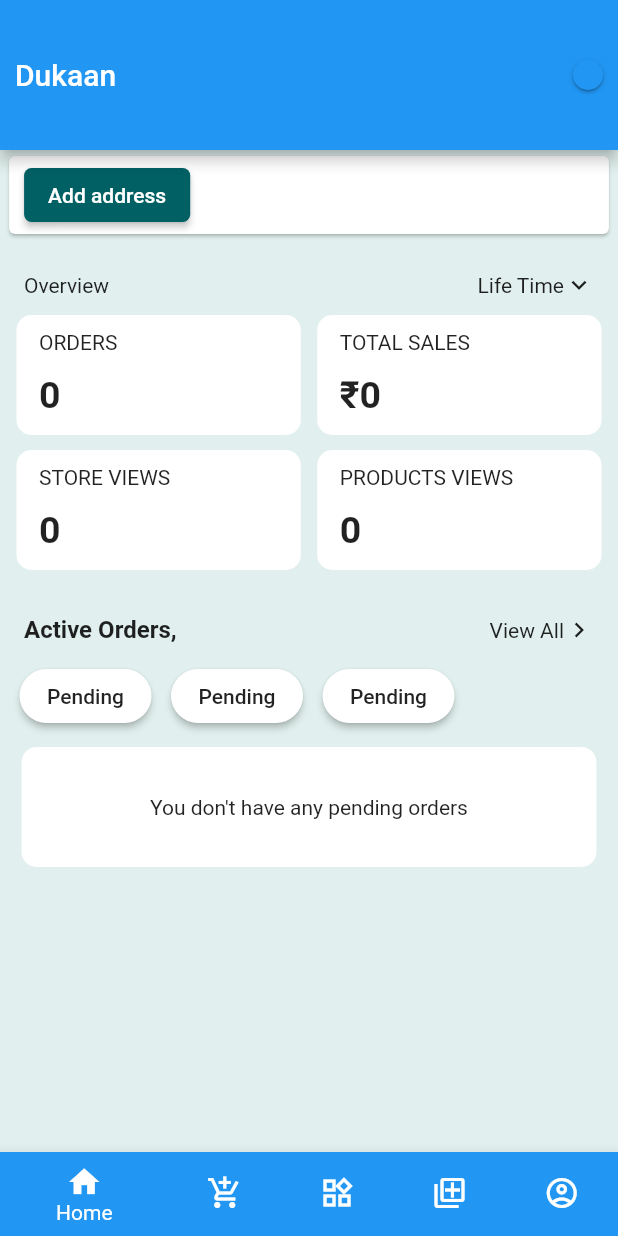
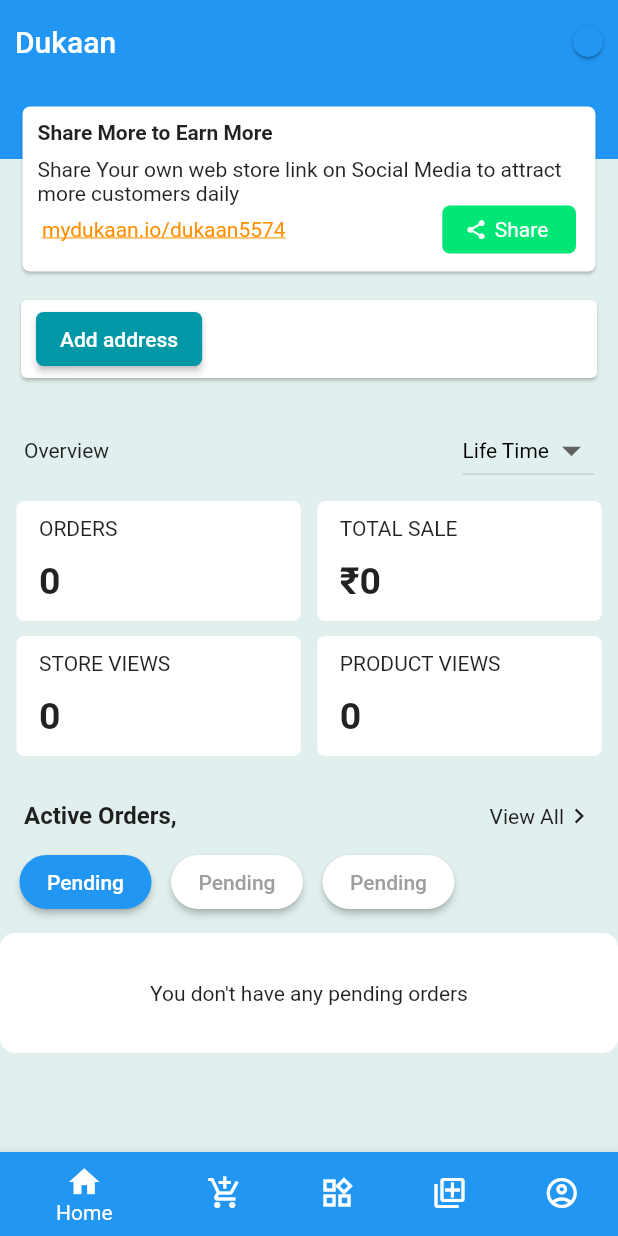
Before and after one commit to SURAJSPS/seller, a Flutter app: the screen it shows after launch, on a phone screen of 412 x 824 dp. Run offline on Flutter 3.47's test engine with Material 2 defaults, Android fonts, the phone set to English and light mode, and no system bars; our stand-ins replace qr_flutter, shimmer, webview_flutter.

Commit message:
initial commit

```diff
--- /dev/null
+++ b/lib/bottom_pages/widget/drop.dart
@@ -0,0 +1,40 @@
+import 'package:flutter/material.dart';
+
+class Drop extends StatefulWidget {
+  @override
+  _DropState createState() => _DropState();
+}
+
+class _DropState extends State<Drop> {
+  String _dropDownValue ='Life Time';
+
+  @override
+  Widget build(BuildContext context) {
+    return DropdownButton(
+      hint: _dropDownValue == null
+          ? Text('Dropdown')
+          : Text(
+        _dropDownValue,
+        style: TextStyle(color: Colors.black),
+      ),
+      isExpanded: false,
+      iconSize: 30.0,
+      style: TextStyle(color: Colors.black),elevation: 20,
+      items: ['Life Time','One', 'Two', 'Three'].map(
+            (val) {
+          return DropdownMenuItem<String>(
+            value: val,
+            child: Text(val),
+          );
+        },
+      ).toList(),
+      onChanged: (val) {
+        setState(
+              () {
+            _dropDownValue = val;
+          },
+        );
+      },
+    );
+  }
+}
--- /dev/null
+++ b/lib/bottom_pages/widget/overview_card_home_page.dart
@@ -0,0 +1,42 @@
+import 'package:flutter/material.dart';
+
+class OverViewCardHome extends StatelessWidget {
+  final String title;
+  final String amount;
+
+  OverViewCardHome(this.title,this.amount);
+
+  @override
+  Widget build(BuildContext context) {
+    return SizedBox(
+      height: 80,
+      child: Container(
+        decoration: BoxDecoration(
+          borderRadius: BorderRadius.circular(5),
+          color: Colors.white,
+        ),
+        height: 20,
+        width: MediaQuery.of(context).size.width * .46,
+        child: Column(
+          crossAxisAlignment: CrossAxisAlignment.start,
+          children: [
+            Padding(
+              padding: const EdgeInsets.symmetric(
+                  horizontal: 15, vertical: 10),
+              child: Text(title),
+            ),
+            Padding(
+              padding: const EdgeInsets.symmetric(
+                  horizontal: 15, vertical: 3),
+              child: Text(
+                amount,
+                style: TextStyle(
+                    fontWeight: FontWeight.bold, fontSize: 25),
+              ),
+            ),
+          ],
+        ),
+      ),
+    );
+  }
+}
--- a/lib/tabs/account/account_page.dart
+++ b/lib/tabs/account/account_page.dart
@@ -302,7 +302,8 @@ class _BottomAccountPageState extends State<BottomAccountPage> {
                   'Sign Out',
                   style: TextStyle(fontSize: 14),
                 ),
-                onTap: () {
+                onTap: ()
+                {
                   showModalBottomSheet<void>(
                     context: context,
                     builder: (BuildContext context) {
@@ -621,7 +622,7 @@ class _BottomAccountPageState extends State<BottomAccountPage> {
                             children: [
                               Text(
                                 "Store made with ",
-                                style: TextStyle(color: Colors.white,fontWeight: FontWeight.w300),
+                                style: TextStyle(color: Colors.white,fontWeight: FontWeight.w300,fontSize: 10),
                               ),
                             ],
                           ),
--- a/lib/tabs/home/home_page.dart
+++ b/lib/tabs/home/home_page.dart
@@ -1,6 +1,8 @@
 import 'package:flutter/cupertino.dart';
 import 'package:flutter/material.dart';
 import 'package:flutter/widgets.dart';
+import 'package:new1/bottom_pages/widget/drop.dart';
+import 'package:new1/bottom_pages/widget/overview_card_home_page.dart';
 
 class BottomHomePage extends StatefulWidget {
   @override
@@ -9,6 +11,7 @@ class BottomHomePage extends StatefulWidget {
 
 class _BottomHomePageState extends State<BottomHomePage> {
   bool isActive = true;
+  int _hasBeenPressed1 = 0;
 
   @override
   Widget build(BuildContext context) {
@@ -16,7 +19,9 @@ class _BottomHomePageState extends State<BottomHomePage> {
       debugShowCheckedModeBanner: false,
       home: Scaffold(
         backgroundColor: Colors.teal.withOpacity(.1),
-        appBar: AppBar(actions: [
+        appBar: AppBar(
+          backgroundColor: isActive ? Colors.blue : Colors.red,
+          actions: [
             Switch(
               onChanged: (value) {
                 setState(() {
@@ -24,13 +29,16 @@ class _BottomHomePageState extends State<BottomHomePage> {
                 });
                 if (value == true) {
                   final snackBar = SnackBar(
-                  content: Row(mainAxisAlignment: MainAxisAlignment.center,
+                    content: Row(
+                      mainAxisAlignment: MainAxisAlignment.center,
                       children: [
                         Icon(
                           Icons.check_circle_outline_outlined,
                           color: Colors.green,
                         ),
-                      SizedBox(width: 5,),
+                        SizedBox(
+                          width: 5,
+                        ),
                         Text('Your store is online!'),
                       ],
                     ),
@@ -44,40 +52,145 @@ class _BottomHomePageState extends State<BottomHomePage> {
                     ),
                   );
                   Scaffold.of(context).showSnackBar(snackBar);
-              } else {
-                final snackBar = SnackBar(
-                  content: Row(mainAxisAlignment: MainAxisAlignment.center,
+                } else
+                  {
+                    showModalBottomSheet<void>(
+                      context: context,
+                      builder: (BuildContext context) {
+                        return Column(crossAxisAlignment: CrossAxisAlignment.start,
+                          children: <Widget>[
+                            Container(width:MediaQuery.of(context).size.width,color:Colors.black,
+                              child: Row(mainAxisAlignment: MainAxisAlignment.start,
                                 children: [
-                      Icon(
-                        Icons.check_circle_outline_outlined,
-                        color: Colors.green,
+                                  Text(
+                                    'Go online after',
+                                    style: TextStyle(
+                                        fontWeight: FontWeight.bold,
+                                        fontSize: 18),
                                   ),
-                      SizedBox(width: 5,),
-                      Text('Your store is offline!'),
+                                  SizedBox(
+                                    width: 100,
+                                  ),
+                                  IconButton(
+                                    icon: Icon(Icons.clear),
+                                    onPressed: () {
+                                      Navigator.of(context).pop();
+                                    },
+                                  ),
+                                  SizedBox(
+                                    height: 40,
+                                  )
                                 ],
                               ),
-                  duration: Duration(seconds: 2),
-                  behavior: SnackBarBehavior.floating,
-                  action: SnackBarAction(
-                    label: '',
-                    onPressed: () {
-                      // Some code to undo the change.
+                            ),
+                            Text('Are you want to sign out?'),
+                            Padding(
+                              padding: const EdgeInsets.all(8.0),
+                              child: CupertinoButton(
+                                color: Colors.red,
+                                child: Text('Sign Out'),
+                                onPressed: () => Navigator.pop(context),
+                              ),
+                            )
+                          ],
+                        );
                       },
-                  ),
                     );
-                Scaffold.of(context).showSnackBar(snackBar);
                 }
               },
               value: isActive,
             ),
           ],
           title: Text('Dukaan'),
-          toolbarHeight: 100,
+          elevation: 0,
           titleSpacing: 10,
         ),
         body: Column(
           children: [
+            Stack(
+              children: [
+                Container(
+                  height: 50,
+                  width: MediaQuery.of(context).size.width,
+                  color: isActive ? Colors.blue : Colors.red,
+                ),
+                Container(
+                  height: 140,
+                  width: MediaQuery.of(context).size.width,
+                  child: Card(
+                    shape: RoundedRectangleBorder(
+                        borderRadius: BorderRadius.circular(5)),
+                    margin: EdgeInsets.all(15),
+                    child: Padding(
+                      padding: const EdgeInsets.symmetric(
+                          horizontal: 10, vertical: 9),
+                      child: Column(
+                        crossAxisAlignment: CrossAxisAlignment.start,
+                        children: [
+                          Text(
+                            'Share More to Earn More',
+                            style: TextStyle(fontWeight: FontWeight.bold),
+                          ),
                           SizedBox(
+                            height: 9,
+                          ),
+                          Text(
+                              'Share Your own web store link on Social Media to attract more customers daily'),
+                          Padding(
+                            padding: const EdgeInsets.symmetric(horizontal: 3),
+                            child: Row(
+                              mainAxisAlignment: MainAxisAlignment.spaceBetween,
+                              children: [
+                                Text(
+                                  'mydukaan.io/dukaan5574',
+                                  style: TextStyle(
+                                      color: Colors.amber[800],
+                                      decoration: TextDecoration.underline),
+                                ),
+                                Container(
+                                  decoration: BoxDecoration(
+                                      borderRadius: BorderRadius.circular(5),
+                                      color: Colors.greenAccent[400]),
+                                  padding: EdgeInsets.symmetric(
+                                      horizontal: 15, vertical: 8),
+                                  child: GestureDetector(
+                                    child: Row(
+                                      children: [
+                                        Icon(
+                                          Icons.share_sharp,
+                                          color: Colors.white,
+                                          size: 15,
+                                        ),
+                                        SizedBox(
+                                          width: 5,
+                                        ),
+                                        Text(
+                                          'Share ',
+                                          style: TextStyle(color: Colors.white),
+                                        ),
+                                      ],
+                                    ),
+                                    onTap: () {
+                                      print('Share');
+                                    },
+                                  ),
+                                )
+                              ],
+                            ),
+                          )
+                        ],
+                      ),
+                    ),
+                  ),
+                ),
+              ],
+            ),
+            Expanded(
+                child: ListView(
+              children: [
+                Padding(
+                  padding: const EdgeInsets.symmetric(horizontal: 10),
+                  child: SizedBox(
                     width: MediaQuery.of(context).size.width * .99,
                     height: 60,
                     child: Card(
@@ -91,13 +204,17 @@ class _BottomHomePageState extends State<BottomHomePage> {
                               ),
                               child: Text(
                                 'Add address',
-                          style: TextStyle(fontSize: 14, color: Colors.white),
+                                style: TextStyle(
+                                    fontSize: 14, color: Colors.white),
                               ),
-                        onPressed: () {},
-                        color: Colors.cyan[900],
+                              onPressed: () {
+
+                              },
+                              color: Colors.cyan[700],
                             ),
                           ),
                         ],
+                      ),
                     ),
                   ),
                 ),
@@ -110,15 +227,7 @@ class _BottomHomePageState extends State<BottomHomePage> {
                     mainAxisAlignment: MainAxisAlignment.spaceBetween,
                     children: [
                       Text('Overview'),
-                  Row(
-                    children: [
-                      Text('Life Time'),
-                      Icon(
-                        Icons.keyboard_arrow_down_sharp,
-                        size: 20,
-                      )
-                    ],
-                  ),
+                      Drop()
                     ],
                   ),
                 ),
@@ -128,66 +237,8 @@ class _BottomHomePageState extends State<BottomHomePage> {
                 Row(
                   mainAxisAlignment: MainAxisAlignment.spaceEvenly,
                   children: [
-                SizedBox(
-                  height: 80,
-                  child: Container(
-                    decoration: BoxDecoration(
-                      borderRadius: BorderRadius.circular(10),
-                      color: Colors.white,
-                    ),
-                    height: 20,
-                    width: MediaQuery.of(context).size.width * .46,
-                    child: Column(
-                      crossAxisAlignment: CrossAxisAlignment.start,
-                      children: [
-                        Padding(
-                          padding: const EdgeInsets.symmetric(
-                              horizontal: 15, vertical: 10),
-                          child: Text('ORDERS'),
-                        ),
-                        Padding(
-                          padding: const EdgeInsets.symmetric(
-                              horizontal: 15, vertical: 3),
-                          child: Text(
-                            '0',
-                            style: TextStyle(
-                                fontWeight: FontWeight.bold, fontSize: 25),
-                          ),
-                        ),
-                      ],
-                    ),
-                  ),
-                ),
-                SizedBox(
-                  height: 80,
-                  child: Container(
-                    decoration: BoxDecoration(
-                      borderRadius: BorderRadius.circular(10),
-                      color: Colors.white,
-                    ),
-                    height: 20,
-                    width: MediaQuery.of(context).size.width * .46,
-                    child: Column(
-                      crossAxisAlignment: CrossAxisAlignment.start,
-                      children: [
-                        Padding(
-                          padding: const EdgeInsets.symmetric(
-                              horizontal: 15, vertical: 10),
-                          child: Text('TOTAL SALES'),
-                        ),
-                        Padding(
-                          padding: const EdgeInsets.symmetric(
-                              horizontal: 15, vertical: 3),
-                          child: Text(
-                            '₹0',
-                            style: TextStyle(
-                                fontWeight: FontWeight.bold, fontSize: 25),
-                          ),
-                        ),
-                      ],
-                    ),
-                  ),
-                ),
+                    OverViewCardHome('ORDERS', '0'),
+                    OverViewCardHome('TOTAL SALE', '₹0'),
                   ],
                 ),
                 SizedBox(
@@ -196,66 +247,8 @@ class _BottomHomePageState extends State<BottomHomePage> {
                 Row(
                   mainAxisAlignment: MainAxisAlignment.spaceEvenly,
                   children: [
-                SizedBox(
-                  height: 80,
-                  child: Container(
-                    decoration: BoxDecoration(
-                      borderRadius: BorderRadius.circular(10),
-                      color: Colors.white,
-                    ),
-                    height: 20,
-                    width: MediaQuery.of(context).size.width * .46,
-                    child: Column(
-                      crossAxisAlignment: CrossAxisAlignment.start,
-                      children: [
-                        Padding(
-                          padding: const EdgeInsets.symmetric(
-                              horizontal: 15, vertical: 10),
-                          child: Text('STORE VIEWS'),
-                        ),
-                        Padding(
-                          padding: const EdgeInsets.symmetric(
-                              horizontal: 15, vertical: 3),
-                          child: Text(
-                            '0',
-                            style: TextStyle(
-                                fontWeight: FontWeight.bold, fontSize: 25),
-                          ),
-                        ),
-                      ],
-                    ),
-                  ),
-                ),
-                SizedBox(
-                  height: 80,
-                  child: Container(
-                    decoration: BoxDecoration(
-                      borderRadius: BorderRadius.circular(10),
-                      color: Colors.white,
-                    ),
-                    height: 20,
-                    width: MediaQuery.of(context).size.width * .46,
-                    child: Column(
-                      crossAxisAlignment: CrossAxisAlignment.start,
-                      children: [
-                        Padding(
-                          padding: const EdgeInsets.symmetric(
-                              horizontal: 15, vertical: 10),
-                          child: Text('PRODUCTS VIEWS'),
-                        ),
-                        Padding(
-                          padding: const EdgeInsets.symmetric(
-                              horizontal: 15, vertical: 3),
-                          child: Text(
-                            '0',
-                            style: TextStyle(
-                                fontWeight: FontWeight.bold, fontSize: 25),
-                          ),
-                        ),
-                      ],
-                    ),
-                  ),
-                ),
+                    OverViewCardHome('STORE VIEWS', '0'),
+                    OverViewCardHome('PRODUCT VIEWS', '0'),
                   ],
                 ),
                 SizedBox(
@@ -268,7 +261,8 @@ class _BottomHomePageState extends State<BottomHomePage> {
                     children: [
                       Text(
                         'Active Orders,',
-                    style: TextStyle(fontWeight: FontWeight.bold, fontSize: 16),
+                        style: TextStyle(
+                            fontWeight: FontWeight.bold, fontSize: 16),
                       ),
                       Row(
                         children: [
@@ -293,9 +287,17 @@ class _BottomHomePageState extends State<BottomHomePage> {
                     MaterialButton(
                       child: Text(
                         'Pending',
+                        style: TextStyle(
+                            color: _hasBeenPressed1 == 0
+                                ? Colors.white
+                                : Colors.grey),
                       ),
-                  onPressed: () {},
-                  color: Colors.white,
+                      color: _hasBeenPressed1 == 0 ? Colors.blue : Colors.white,
+                      onPressed: () => setState(
+                        () {
+                          _hasBeenPressed1 = 0;
+                        },
+                      ),
                       shape: RoundedRectangleBorder(
                         borderRadius: BorderRadius.circular(20),
                       ),
@@ -306,9 +308,17 @@ class _BottomHomePageState extends State<BottomHomePage> {
                     MaterialButton(
                       child: Text(
                         'Pending',
+                        style: TextStyle(
+                            color: _hasBeenPressed1 == 1
+                                ? Colors.white
+                                : Colors.grey),
                       ),
-                  onPressed: () {},
-                  color: Colors.white,
+                      color: _hasBeenPressed1 == 1 ? Colors.blue : Colors.white,
+                      onPressed: () => setState(
+                        () {
+                          _hasBeenPressed1 = 1;
+                        },
+                      ),
                       shape: RoundedRectangleBorder(
                         borderRadius: BorderRadius.circular(20),
                       ),
@@ -319,9 +329,17 @@ class _BottomHomePageState extends State<BottomHomePage> {
                     MaterialButton(
                       child: Text(
                         'Pending',
+                        style: TextStyle(
+                            color: _hasBeenPressed1 == 2
+                                ? Colors.white
+                                : Colors.grey),
                       ),
-                  onPressed: () {},
-                  color: Colors.white,
+                      color: _hasBeenPressed1 == 2 ? Colors.blue : Colors.white,
+                      onPressed: () => setState(
+                        () {
+                          _hasBeenPressed1 = 2;
+                        },
+                      ),
                       shape: RoundedRectangleBorder(
                         borderRadius: BorderRadius.circular(20),
                       ),
@@ -354,6 +372,8 @@ class _BottomHomePageState extends State<BottomHomePage> {
                   ),
                 ),
               ],
+            ))
+          ],
         ),
       ),
     );
```
Lines whose indentation alone changed are shown as unchanged.
